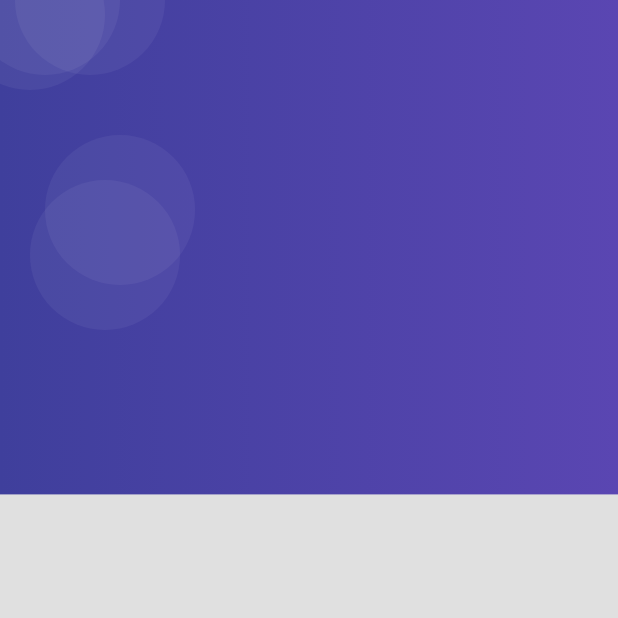
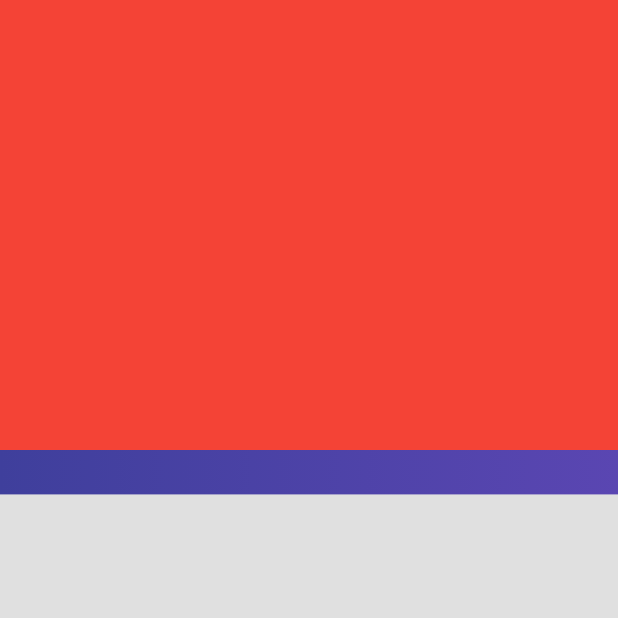
Before and after one commit to davidfores1/productosApp, a Flutter app: the screen it shows after launch, on a phone screen of 412 x 824 dp, the top half of it. Run offline on Flutter 3.47's test engine with Material 2 defaults, Android fonts, the phone set to English and light mode, and no system bars.

Commit message:
se realiza Icono central y widget con argumentos

```diff
--- a/lib/main.dart
+++ b/lib/main.dart
@@ -1,6 +1,5 @@
 import 'package:flutter/material.dart';
 import 'package:productos_app/screen/screens.dart';
-
 void main() => runApp(const MyApp());
 
 class MyApp extends StatelessWidget {
--- a/lib/screen/login_screen.dart
+++ b/lib/screen/login_screen.dart
@@ -7,8 +7,14 @@ class LoginScreen extends StatelessWidget {
 
   @override
   Widget build(BuildContext context) {
-    return const Scaffold(
-      body: AuthBackground(),
+    return  Scaffold(
+      body: AuthBackground(
+        child: Container(
+          width: double.infinity,
+          height: 300,
+          color: Colors.red,
+        ),
+      ),
     );
   }
 }
--- a/lib/widgets/auth_background.dart
+++ b/lib/widgets/auth_background.dart
@@ -1,7 +1,12 @@
 import 'package:flutter/material.dart';
 
 class AuthBackground extends StatelessWidget {
-  const AuthBackground({super.key});
+
+   final Widget child;
+
+   const AuthBackground(
+    {super.key,
+    required this.child});
 
   @override
   Widget build(BuildContext context) {
@@ -12,7 +17,25 @@ class AuthBackground extends StatelessWidget {
       child: Stack(
         children: [
           _PurpleBox(),
+
+         _HeaderIcon(),
+
+         this.child,
         ],
+      ),
+    );
+  }
+}
+
+class _HeaderIcon extends StatelessWidget {
+
+  @override
+  Widget build(BuildContext context) {
+    return SafeArea(
+      child: Container(
+        width: double.infinity,
+        margin: const EdgeInsets.only(top: 30),
+        child: const Icon(Icons.person_pin, color: Colors.white,size: 100),
       ),
     );
   }
@@ -32,10 +55,10 @@ class _PurpleBox extends StatelessWidget {
       child: Stack(
         children: [
           Positioned(top:90, left: 30, child: _Buggle()),
-          Positioned(top:-40, left: -30, child: _Buggle()),
+          Positioned(top:-40, right: -30, child: _Buggle()),
           Positioned(top:-50, left: -20, child: _Buggle()),
-          Positioned(top:-50, left: 10, child: _Buggle()),
-          Positioned(top:120, left: 20, child: _Buggle()),
+          Positioned(top:-50, right: 10, child: _Buggle()),
+          Positioned(top:120, right: 20, child: _Buggle()),
         ],
       ),
     );
```
